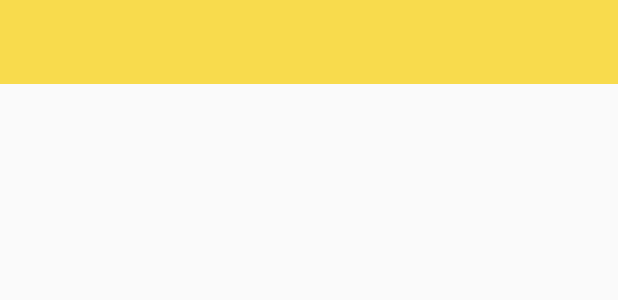
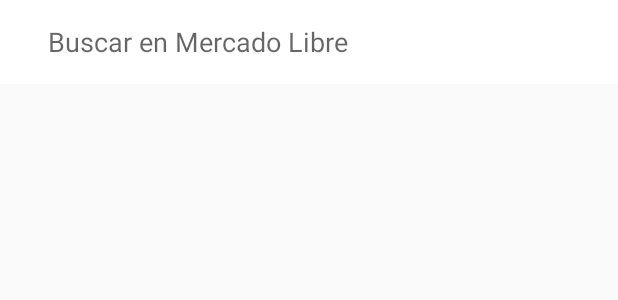
Before and after one commit to jmarcecuevas/MELI-android, an Android app: the layout fragment_search.xml on its own in the app's theme, with its tools: preview values and no code run, on a phone screen of 412 x 824 dp. Shown: the top 300 px of the screen. Run offline under Robolectric (Android 15) with nearby library versions, the phone set to English and light mode, and no system bars.

Commit message:
SearchView in SearchFragment

```diff
--- a/app/src/main/java/com/marcelocuevas/mercadolibrechallenge/ui/fragment/HomeFragment.kt
+++ b/app/src/main/java/com/marcelocuevas/mercadolibrechallenge/ui/fragment/HomeFragment.kt
@@ -9,9 +9,13 @@ class HomeFragment: GenericFragment() {
 
     override fun init() {
         setupNav(toolbar)
+        setupSearchView()
+    }
 
+    private fun setupSearchView() {
+        searchView.isFocusable = false
         searchViewContainer.setOnClickListener {
-           navigateTo(R.id.search_fragment)
+            navigateTo(R.id.search_fragment)
         }
     }
 }
--- a/app/src/main/java/com/marcelocuevas/mercadolibrechallenge/ui/fragment/SearchFragment.kt
+++ b/app/src/main/java/com/marcelocuevas/mercadolibrechallenge/ui/fragment/SearchFragment.kt
@@ -9,7 +9,11 @@ class SearchFragment: GenericFragment() {
 
     override fun init() {
         setupNav(toolbar)
+        setupSearchView()
+    }
 
-
+    private fun setupSearchView() {
+        searchView.onActionViewExpanded()
+        searchView.isIconified = false
     }
 }
--- a/app/src/main/res/layout/fragment_search.xml
+++ b/app/src/main/res/layout/fragment_search.xml
@@ -8,8 +8,20 @@
         android:id="@+id/toolbar"
         android:layout_width="match_parent"
         android:layout_height="wrap_content"
-        android:background="@color/colorPrimary"
+        android:background="@android:color/white"
         app:layout_constraintTop_toTopOf="parent">
+
+        <androidx.appcompat.widget.SearchView
+            android:id="@+id/searchView"
+            android:layout_width="match_parent"
+            android:layout_height="wrap_content"
+            app:iconifiedByDefault="false"
+            app:queryHint="@string/serch_query_hint"
+            app:queryBackground="@android:color/transparent"
+            android:focusable="true"
+            app:searchIcon="@null">
+
+        </androidx.appcompat.widget.SearchView>
 
     </androidx.appcompat.widget.Toolbar>
 
```
Also changed, not shown: app/src/main/java/com/marcelocuevas/mercadolibrechallenge/ui/activity/MainActivity.kt (+22 -4 lines), app/src/main/java/com/marcelocuevas/mercadolibrechallenge/ui/utils/Extensions.kt (added, +10 -0 lines).
